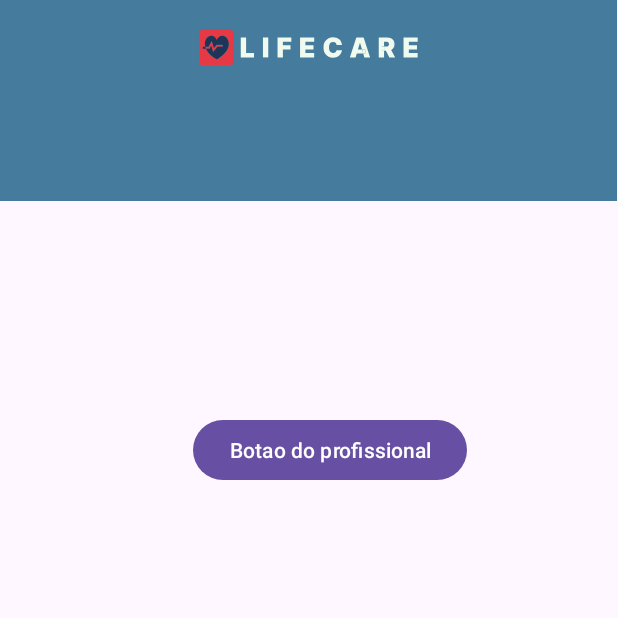
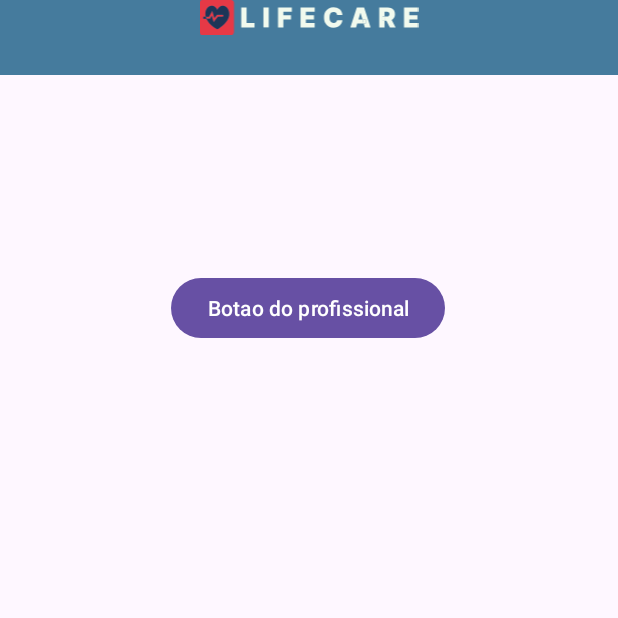
Before and after one commit to lvizfernando/AA1_Mobile, an Android app: the screen it shows after launch (MainActivity), on a phone screen of 412 x 824 dp, the top half of it. Run offline under Robolectric (Android 15) with nearby library versions, the phone set to English and light mode, and no system bars.

Commit message:
layout fixes

```diff
--- a/app/src/main/res/layout/activity_main.xml
+++ b/app/src/main/res/layout/activity_main.xml
@@ -18,37 +18,39 @@
         app:layout_constraintTop_toTopOf="parent"
         app:layout_constraintVertical_bias="0.022" />
 -->
+
     <Button
         android:id="@+id/profissionalButton"
         android:layout_width="wrap_content"
         android:layout_height="wrap_content"
-        android:layout_marginEnd="100dp"
-        android:layout_marginBottom="500dp"
         android:text="@string/profissionalButton"
         app:layout_constraintBottom_toBottomOf="parent"
-        app:layout_constraintEnd_toEndOf="parent" />
+        app:layout_constraintEnd_toEndOf="parent"
+        app:layout_constraintHorizontal_bias="0.497"
+        app:layout_constraintStart_toStartOf="parent"
+        app:layout_constraintTop_toBottomOf="@+id/header"
+        app:layout_constraintVertical_bias="0.181" />
 
     <RelativeLayout
         android:id="@+id/header"
-        android:layout_width="411dp"
-        android:layout_height="0dp"
-        android:layout_marginBottom="690dp"
+        android:layout_width="wrap_content"
+        android:layout_height="50dp"
+        android:layout_marginBottom="10dp"
         android:background="@color/blue"
         app:layout_constraintBottom_toBottomOf="parent"
         app:layout_constraintEnd_toEndOf="parent"
+        app:layout_constraintHorizontal_bias="0.0"
         app:layout_constraintStart_toStartOf="parent"
-        app:layout_constraintTop_toTopOf="parent">
+        app:layout_constraintTop_toTopOf="parent"
+        app:layout_constraintVertical_bias="0.0">
+
 
         <ImageView
             android:id="@+id/header_image"
             android:layout_width="match_parent"
             android:layout_height="wrap_content"
-            android:layout_alignParentEnd="true"
-            android:layout_marginTop="20dp"
             android:contentDescription="@string/logotipo"
             android:src="@drawable/logotipo" />
-
-
     </RelativeLayout>
 
 
```
Also changed, not shown: app/src/main/res/layout/activity_agendamento.xml (+8 -9 lines).
